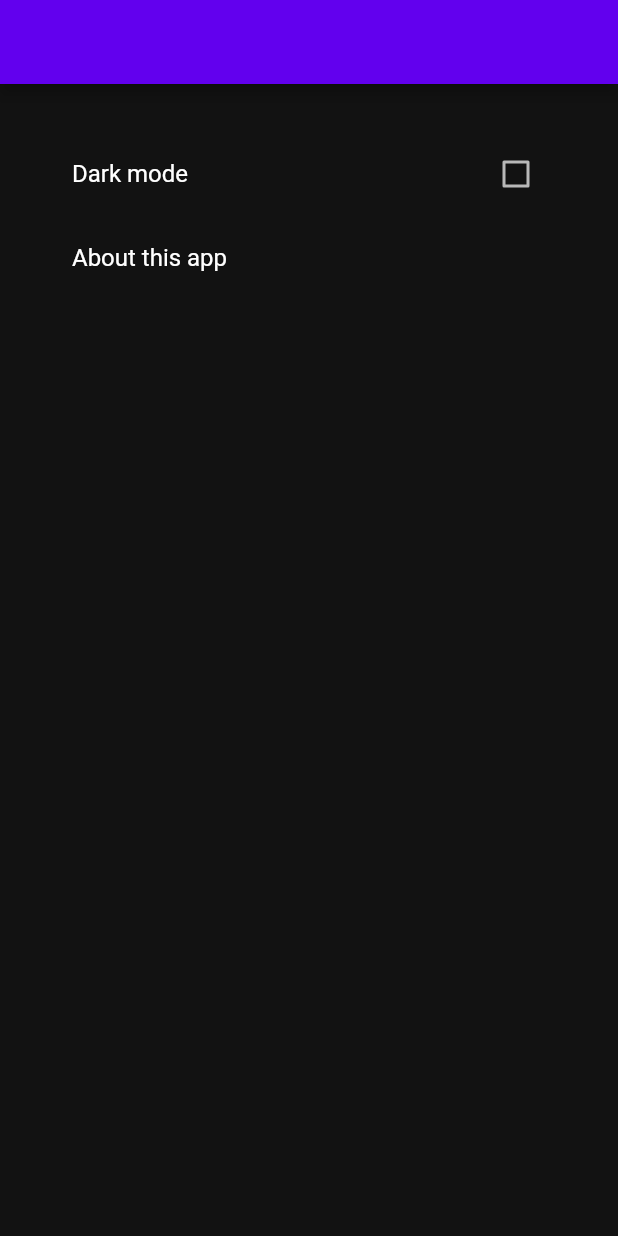
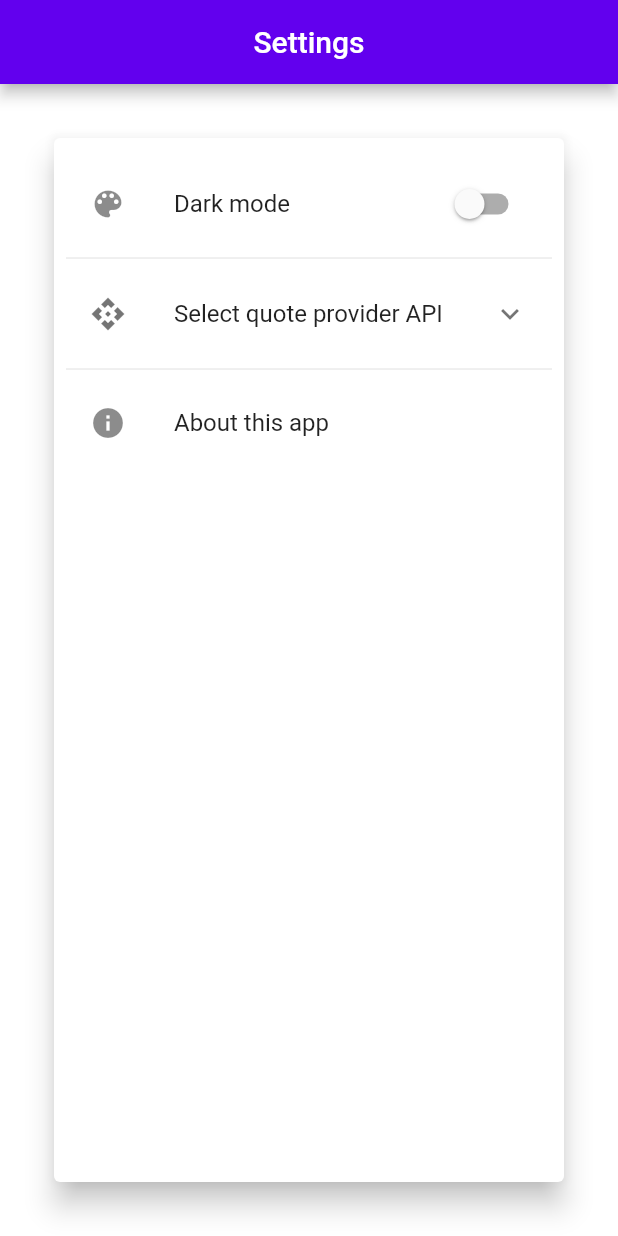
Before and after one commit to dkinzler/flutter-quotes, a Flutter app: the SettingsScreen screen opened by its route, after a tap on "Dark mode", on a phone screen of 412 x 824 dp. Run offline on Flutter 3.47's test engine with Material 2 defaults, Android fonts, the phone set to English and light mode, and no system bars; our stand-ins replace bloc, bloc_concurrency, device_preview, equatable, flutter_bloc, flutter_form_builder and 6 more; missing offline and left inert: shared_preferences_web; accounts and stored records are empty.

Commit message:
settings option to change quote provider api

```diff
--- a/lib/app.dart
+++ b/lib/app.dart
@@ -50,6 +50,16 @@ class _AppState extends State<App> {
 
     return MultiProvider(
         providers: [
+          //TODO can we make this lazy somehow, so that only the cubits and stuff that are
+          //actually needed are created
+          //we could use normal Blocprovider constructor with create() func
+          //but this will call close() on the bloc when the provider widget gets out of scope
+          //would this be a problem
+          //is there another way?
+          //alternatively we could create the blocs outside of appController again?
+          //but then we have to read them to add them to blocprovider and then
+          //the always get created anyway?
+          //can we avoid this somehow by also passing a "create/get" func instead of the actual bloc/cubit instances?
           Provider<AppRouter>.value(value: _appController.router),
           BlocProvider<AuthCubit>.value(value: _appController.authCubit),
           BlocProvider<SearchCubit>.value(value: _appController.searchCubit),
@@ -61,14 +71,18 @@ class _AppState extends State<App> {
           BlocProvider<SettingsCubit>.value(
               value: _appController.settingsCubit),
         ],
-        child: MaterialApp.router(
+        child: Builder(builder: (context) {
+          var darkMode =
+              context.select<SettingsCubit, bool>((c) => c.state.darkMode);
+          return MaterialApp.router(
             builder: builder,
-          theme: baseTheme,
+            theme: darkMode ? baseThemeDark : baseThemeLight,
             routeInformationParser: _router.routeInformationParser,
             routeInformationProvider: _router.routeInformationProvider,
             routerDelegate: _router.routerDelegate,
             locale: widget.locale,
             useInheritedMediaQuery: widget.useInheritedMediaQuery,
-        ));
+          );
+        }));
   }
 }
--- a/lib/app_controller.dart
+++ b/lib/app_controller.dart
@@ -1,8 +1,10 @@
 import 'dart:async';
 import 'package:flutter_sample/auth/auth_cubit.dart';
 import 'package:flutter_sample/favorites/bloc/bloc.dart';
+import 'package:flutter_sample/explore/random_cubit.dart';
 import 'package:flutter_sample/quote/mock/apiclient.dart';
-import 'package:flutter_sample/explore/random_cubit.dart';
+import 'package:flutter_sample/quote/provider.dart' as p;
+import 'package:flutter_sample/quote/quotable/apiclient.dart';
 import 'package:flutter_sample/routing/routing.dart';
 import 'package:flutter_sample/search/search_cubit.dart';
 import 'package:flutter_sample/settings/settings_cubit.dart';
@@ -10,41 +12,69 @@ import 'package:flutter_sample/settings/settings_cubit.dart';
 class AppController {
   final AppRouter router = AppRouter();
   final AuthCubit authCubit = AuthCubit();
-  final SearchCubit searchCubit = SearchCubit(
-    quoteProvider: MockQuoteApiClient(),
-    //quoteProvider: QuotableApiClient(),
-  );
-  final RandomCubit randomCubit = RandomCubit(
-    quoteProvider: MockQuoteApiClient(),
-    //quoteProvider: QuotableApiClient(),
-  );
+  final SearchCubit searchCubit = SearchCubit();
+  final RandomCubit randomCubit = RandomCubit();
   final FavoritesCubit favoritesCubit = FavoritesCubit();
   late final FilteredFavoritesBloc filterBloc = FilteredFavoritesBloc(
     favoritesCubit: favoritesCubit,
   );
-
   final SettingsCubit settingsCubit = SettingsCubit();
 
   late StreamSubscription _authCubitSubscription;
 
+  late StreamSubscription _settingsCubitSubscription;
+  Settings? _currentSettings;
+
   AppController() {
     _handleAuthStateChange(authCubit.state);
     _authCubitSubscription = authCubit.stream.listen(_handleAuthStateChange);
+    _handleSettingsChanged(settingsCubit.state);
+    _settingsCubitSubscription =
+        settingsCubit.stream.listen(_handleSettingsChanged);
   }
 
   void _handleAuthStateChange(AuthState authState) {
     if (authState.isAuthenticated) {
       favoritesCubit.init(authState.user.email);
+      randomCubit.init();
       router.go(const HomeRoute(tab: HomeTab.explore));
     } else {
+      //TODO there might be some subtle async issues here
+      //e.g. if we logout while some operation to load stuff is still in progress
+      //then we might reset the cubit but when the operation finishes it will alter the state
+      searchCubit.reset();
+      randomCubit.reset();
       favoritesCubit.reset();
       router.go(const LoginRoute());
     }
   }
 
+  void _handleSettingsChanged(Settings settings) {
+    if (_currentSettings != null) {
+      if (_currentSettings!.quoteProvider != settings.quoteProvider) {
+        _updateQuoteProvider(settings.quoteProvider);
+      }
+    } else {
+      _updateQuoteProvider(settings.quoteProvider);
+    }
+    _currentSettings = settings;
+  }
+
+  void _updateQuoteProvider(QuoteProvider qp) {
+    p.QuoteProvider quoteProvider;
+    if (qp == QuoteProvider.quotable) {
+      quoteProvider = QuotableApiClient();
+    } else {
+      quoteProvider = MockQuoteApiClient();
+    }
+    searchCubit.init(quoteProvider);
+    randomCubit.init(quoteProvider: quoteProvider);
+  }
+
   //TODO do we really need this?
   Future<void> close() async {
     await _authCubitSubscription.cancel();
+    await _settingsCubitSubscription.cancel();
     router.close();
     await authCubit.close();
     await searchCubit.close();
--- a/lib/explore/random_cubit.dart
+++ b/lib/explore/random_cubit.dart
@@ -17,16 +17,13 @@ loading: an operation to load quotes from the quote provider is currently in pro
 error: the latest attempt to load quotes failed
 idle: the latest attempt to load quotes succeeded
 */
-enum LoadingStatus {idle, loading, error}
+enum LoadingStatus { idle, loading, error }
 
 class RandomState extends Equatable {
   final LoadingStatus status;
   final Quote? quote;
 
-  const RandomState({
-    required this.status,
-    required this.quote
-  });
+  const RandomState({required this.status, required this.quote});
 
   @override
   List<Object?> get props => [status, quote];
@@ -47,21 +44,31 @@ class RandomState extends Equatable {
 class RandomCubit extends Cubit<RandomState> {
   final _log = Logger('RandomCubit');
 
-  QuoteProvider quoteProvider;
+  QuoteProvider? quoteProvider;
   Queue<Quote> _cache = Queue();
 
   RandomCubit({
-    required this.quoteProvider,
-    //whether or not to load quotes in constructor
-    //can be turned off for testing
-    bool loadQuotes = true,
+    this.quoteProvider,
   }) : super(const RandomState(
-    status: LoadingStatus.idle,
-    quote: null,
-  )) {
-    if(loadQuotes) {
-      loadMore();
+          status: LoadingStatus.idle,
+          quote: null,
+        ));
+
+  void init({QuoteProvider? quoteProvider}) {
+    if (quoteProvider != null) {
+      this.quoteProvider = quoteProvider;
     }
+    _cache = Queue();
+    emit(const RandomState(status: LoadingStatus.idle, quote: null));
+    loadMore();
+  }
+
+  bool get isInitialized {
+    if (quoteProvider == null) {
+      _log.warning('quoteProvider not initialized');
+      return false;
+    }
+    return true;
   }
 
   void reset() {
@@ -69,40 +76,38 @@ class RandomCubit extends Cubit<RandomState> {
     emit(const RandomState(status: LoadingStatus.idle, quote: null));
   }
 
-  void setQuoteProvider(QuoteProvider provider) {
-    quoteProvider = provider;
-    _cache = Queue();
-  }
-
   Future<void> loadMore() async {
     //don't allow concurrent invocations of this method
-    if(state.status == LoadingStatus.loading) {
+    if (state.status == LoadingStatus.loading) {
+      return;
+    }
+    if (!isInitialized) {
       return;
     }
 
     emit(state.copyWith(status: LoadingStatus.loading));
     try {
-      var quotes = await quoteProvider.random(10);
+      var quotes = await quoteProvider!.random(10);
       _cache.addAll(quotes);
       emit(state.copyWith(status: LoadingStatus.idle));
-      if(state.quote == null) {
+      if (state.quote == null) {
         next();
       }
-    } catch(e, st) {
+    } catch (e, st) {
       _log.warning('could not load more quotes', e, st);
       emit(state.copyWith(status: LoadingStatus.error));
     }
   }
 
   void next() {
-    if(_cache.isNotEmpty) {
+    if (_cache.isNotEmpty) {
       var quote = _cache.removeFirst();
       emit(state.copyWith(quote: quote));
       //load more quotes before cache is empty
-      if(_cache.length < 4) {
+      if (_cache.length < 4) {
         loadMore();
       }
-    } else if(state.quote != null) {
+    } else if (state.quote != null) {
       emit(state.copyWith(nullQuote: true));
       loadMore();
     }
--- a/lib/explore/random_widget.dart
+++ b/lib/explore/random_widget.dart
@@ -95,10 +95,12 @@ class _RandomQuoteWidgetState extends State<RandomQuoteWidget> {
           );
         },
       ),
+      /*
       trailing: ElevatedButton(
         onPressed: () => context.read<RandomCubit>().next(),
         child: const Text('Next'),
       ),
+      */
     );
 
     /*
--- a/lib/search/search_bar.dart
+++ b/lib/search/search_bar.dart
@@ -30,11 +30,10 @@ class _SearchBarState extends State<SearchBar> {
         child: Column(
           mainAxisSize: MainAxisSize.min,
           children: [
-            /*
             TextField(
               controller: _searchFieldController,
             ),
-            */
+            /*
             Autocomplete<String>(
               optionsBuilder: (textEditingValue) {
                 var favorites = context.read<FavoritesCubit>().state.favorites;
@@ -56,6 +55,7 @@ class _SearchBarState extends State<SearchBar> {
                     ));
               },
             ),
+            */
             SizedBox(height: context.sizes.spaceM),
             ElevatedButton(
               onPressed: () {
--- a/lib/search/search_cubit.dart
+++ b/lib/search/search_cubit.dart
@@ -17,7 +17,7 @@ The state of the cubit consists of the following:
   is null if no query has been performed yet or there are no more results
 */
 
-enum SearchStatus {idle, inProgress, error}
+enum SearchStatus { idle, inProgress, error }
 
 class SearchState extends Equatable {
   final SearchStatus status;
@@ -56,17 +56,36 @@ class SearchState extends Equatable {
 }
 
 class SearchCubit extends Cubit<SearchState> {
-  final _log  = Logger('SearchCubit');
+  final _log = Logger('SearchCubit');
 
-  QuoteProvider quoteProvider;
+  QuoteProvider? quoteProvider;
 
-  SearchCubit({required this.quoteProvider})
-    : super(const SearchState());
+  SearchCubit({this.quoteProvider}) : super(const SearchState());
+
+  void init(QuoteProvider quoteProvider) {
+    this.quoteProvider = quoteProvider;
+    emit(const SearchState());
+  }
+
+  bool get isInitialized {
+    if (quoteProvider == null) {
+      _log.warning('quote provider not initialized');
+      return false;
+    }
+    return true;
+  }
+
+  void reset() {
+    emit(const SearchState());
+  }
 
   //if no query is provided, search for state.query again (if non-null)
   Future<bool> search({String? query}) async {
     query ??= state.query;
-    if(query.isEmpty || state.status == SearchStatus.inProgress) {
+    if (query.isEmpty || state.status == SearchStatus.inProgress) {
+      return false;
+    }
+    if (!isInitialized) {
       return false;
     }
     emit(SearchState(
@@ -74,7 +93,7 @@ class SearchCubit extends Cubit<SearchState> {
       query: query,
     ));
     try {
-      var result = await quoteProvider.search(query);
+      var result = await quoteProvider!.search(query);
       emit(SearchState(
         status: SearchStatus.idle,
         query: query,
@@ -82,7 +101,7 @@ class SearchCubit extends Cubit<SearchState> {
         queryCursor: result.queryCursor,
       ));
       return true;
-    } catch(e) {
+    } catch (e) {
       emit(SearchState(
         status: SearchStatus.error,
         query: query,
@@ -93,26 +112,30 @@ class SearchCubit extends Cubit<SearchState> {
   }
 
   Future<bool> loadMoreResults() async {
-    if(state.status == SearchStatus.inProgress) {
+    if (state.status == SearchStatus.inProgress) {
       return false;
     }
-    if(state.query.isEmpty || !state.hasResults) {
+    if (!isInitialized) {
+      return false;
+    }
+    if (state.query.isEmpty || !state.hasResults) {
       return false;
     }
     emit(state.copyWith(status: SearchStatus.inProgress));
     try {
-      var result = await quoteProvider.search(
+      var result = await quoteProvider!.search(
         state.query,
         queryCursor: state.queryCursor,
       );
-      var newQuotes = List<Quote>.from(state.quotes ?? [])..addAll(result.quotes);
+      var newQuotes = List<Quote>.from(state.quotes ?? [])
+        ..addAll(result.quotes);
       emit(state.copyWith(
         status: SearchStatus.idle,
         quotes: newQuotes,
         queryCursor: result.queryCursor,
       ));
       return true;
-    } catch(e) {
+    } catch (e) {
       emit(state.copyWith(status: SearchStatus.error));
       _log.warning('could not load more search results', e);
       return false;
--- a/lib/settings/settings_cubit.dart
+++ b/lib/settings/settings_cubit.dart
@@ -1,36 +1,56 @@
 import 'package:equatable/equatable.dart';
+import 'package:flutter_sample/quote/mock/apiclient.dart';
+import 'package:flutter_sample/quote/quotable/apiclient.dart';
 import 'package:hydrated_bloc/hydrated_bloc.dart';
 
 //TODO right now these settings are global to the app
 //not to each logged in user
 
+enum QuoteProvider {
+  mock,
+  quotable;
+
+  factory QuoteProvider.fromString(String s) {
+    if (s == quotable.name) {
+      return quotable;
+    } else {
+      //return mock even if the given string doesn't match any of the providers
+      //alternatively we could also throw an exception if there is no match
+      return mock;
+    }
+  }
+}
+
 class Settings extends Equatable {
   final bool darkMode;
+  final QuoteProvider quoteProvider;
 
   const Settings({
     this.darkMode = true,
+    this.quoteProvider = QuoteProvider.mock,
   });
 
   @override
-  List<Object?> get props => [darkMode];
+  List<Object?> get props => [darkMode, quoteProvider];
 
   Settings copyWith({
     bool? darkMode,
+    QuoteProvider? quoteProvider,
   }) {
     return Settings(
       darkMode: darkMode ?? this.darkMode,
+      quoteProvider: quoteProvider ?? this.quoteProvider,
     );
   }
 
   Map<String, dynamic> toMap() {
-    return {
-      'darkMode': darkMode,
-    };
+    return {'darkMode': darkMode, 'quoteProvider': quoteProvider.name};
   }
 
   factory Settings.fromMap(Map<String, dynamic> map) {
     return Settings(
       darkMode: map['darkMode'],
+      quoteProvider: QuoteProvider.fromString(map['quoteProvider']),
     );
   }
 }
@@ -42,6 +62,10 @@ class SettingsCubit extends HydratedCubit<Settings> {
     emit(state.copyWith(darkMode: enabled));
   }
 
+  void setQuoteProvider(QuoteProvider quoteProvider) {
+    emit(state.copyWith(quoteProvider: quoteProvider));
+  }
+
   @override
   Settings? fromJson(Map<String, dynamic> json) => Settings.fromMap(json);
 
--- a/lib/settings/settings_screen.dart
+++ b/lib/settings/settings_screen.dart
@@ -11,25 +11,41 @@ class SettingsScreen extends StatelessWidget {
     var settings = context.watch<SettingsCubit>().state;
 
     return Scaffold(
-      appBar: AppBar(),
+      appBar: AppBar(
+        title: const Text('Settings'),
+        centerTitle: true,
+      ),
       body: Padding(
         padding: context.insets.paddingL,
+        child: Center(
           child: ConstrainedBox(
             constraints: const BoxConstraints(
               maxWidth: 600,
             ),
-          child: ListView(
+            child: Card(
+              elevation: 8.0,
+              //TODO can wrap this in SingleChildScrollView to be safe
+              //should normally work, maybe not on a smaller phone in landscape mode
+              child: Padding(
+                padding: context.insets.symmetricScaled(
+                  horizontal: 8.0,
+                  vertical: 16.0,
+                ),
+                child: Column(
                   children: [
-              CheckboxListTile(
+                    SwitchListTile(
                       title: const Text('Dark mode'),
+                      secondary: const Icon(Icons.color_lens),
                       value: settings.darkMode,
                       onChanged: (value) {
-                  if (value != null) {
                         context.read<SettingsCubit>().setDarkMode(value);
-                  }
                       },
                     ),
+                    const Divider(),
+                    const QuoteProviderSelectionTile(),
+                    const Divider(),
                     const AboutListTile(
+                      icon: Icon(Icons.info),
                       applicationName: 'Flutter Quotes',
                       applicationVersion: '1.0',
                       child: Text('About this app'),
@@ -38,6 +54,43 @@ class SettingsScreen extends StatelessWidget {
                 ),
               ),
             ),
+          ),
+        ),
+      ),
     );
   }
 }
+
+class QuoteProviderSelectionTile extends StatelessWidget {
+  const QuoteProviderSelectionTile({Key? key}) : super(key: key);
+
+  @override
+  Widget build(BuildContext context) {
+    var currentQuoteProvider = context
+        .select<SettingsCubit, QuoteProvider>((c) => c.state.quoteProvider);
+    return ExpansionTile(
+      leading: const Icon(Icons.api),
+      title: const Text('Select quote provider API'),
+      children: QuoteProvider.values
+          .map<Widget>((quoteProvider) => RadioListTile<QuoteProvider>(
+                value: quoteProvider,
+                groupValue: currentQuoteProvider,
+                title: Text(quoteProviderToName(quoteProvider)),
+                onChanged: (qp) {
+                  if (qp != null) {
+                    context.read<SettingsCubit>().setQuoteProvider(qp);
+                  }
+                },
+              ))
+          .toList(),
+    );
+  }
+
+  String quoteProviderToName(QuoteProvider quoteProvider) {
+    if (quoteProvider == QuoteProvider.mock) {
+      return 'Mock';
+    } else {
+      return 'Quotable (api.quotable.io)';
+    }
+  }
+}
--- a/lib/theme/app_theme.dart
+++ b/lib/theme/app_theme.dart
@@ -13,9 +13,13 @@ import 'sizes.dart';
 //in any calculations we then only have to think about our scale and fontSizeFactor
 //and not about MediaQuery
 
-final ThemeData baseTheme = ThemeData.from(
-  colorScheme: const ColorScheme.dark(),
-);
+ThemeData get baseThemeDark => ThemeData.from(
+      colorScheme: const ColorScheme.dark(),
+    );
+
+ThemeData get baseThemeLight => ThemeData.from(
+      colorScheme: const ColorScheme.light(),
+    );
 
 class AppThemeData extends Equatable {
   final Layout layout;
@@ -26,20 +30,14 @@ class AppThemeData extends Equatable {
   final Sizes sizes;
   final Insets insets;
 
-  final bool darkMode;
-
   AppThemeData(
-      {required this.layout,
-      required this.darkMode,
-      this.scale = 1.0,
-      this.fontSizeFactor = 1.0})
+      {required this.layout, this.scale = 1.0, this.fontSizeFactor = 1.0})
       : sizes = Sizes(scale: scale),
         insets = Insets(scale: scale);
 
   @override
   List<Object?> get props => [
         layout,
-        darkMode,
         scale,
         fontSizeFactor,
         sizes,
@@ -50,16 +48,12 @@ class AppThemeData extends Equatable {
         size: 24.0 * scale,
       );
 
-  final Color cardColor = const Color.fromARGB(0xff, 0x26, 0x20, 0x2e);
-
   ThemeData themeDataFrom(ThemeData base) {
     return base.copyWith(
       textTheme: base.textTheme.apply(fontSizeFactor: fontSizeFactor),
       primaryTextTheme:
           base.primaryTextTheme.apply(fontSizeFactor: fontSizeFactor),
       iconTheme: base.iconTheme.merge(iconTheme),
-      colorScheme:
-          darkMode ? const ColorScheme.dark() : const ColorScheme.light(),
     );
   }
 
@@ -71,7 +65,6 @@ class AppThemeData extends Equatable {
   }) {
     return AppThemeData(
       layout: layout ?? this.layout,
-      darkMode: darkMode ?? this.darkMode,
       scale: scale ?? this.scale,
       fontSizeFactor: fontSizeFactor ?? this.fontSizeFactor,
     );
@@ -98,10 +91,8 @@ class AppTheme extends StatelessWidget {
     var size = MediaQuery.of(context).size;
     var layout = Layout.fromSize(size);
     var theme = Theme.of(context);
-    var settings = context.watch<SettingsCubit>().state;
     var appThemeData = AppThemeData(
       layout: layout,
-      darkMode: settings.darkMode,
     );
     return _InheritedAppTheme(
       appThemeData: appThemeData,
--- a/lib/widgets/card.dart
+++ b/lib/widgets/card.dart
@@ -48,6 +48,7 @@ class CustomCard extends StatelessWidget {
         padding: padding,
         child: Column(
           mainAxisSize: MainAxisSize.min,
+          crossAxisAlignment: CrossAxisAlignment.start,
           children: [
             if (headerWidgets != null) ...headerWidgets,
             content,
```
Also changed, not shown: lib/main_device_preview.dart (+12 -2 lines), lib/widgets/quote.dart (+11 -0 lines), 1 other file. Lines whose indentation alone changed are shown as unchanged.
